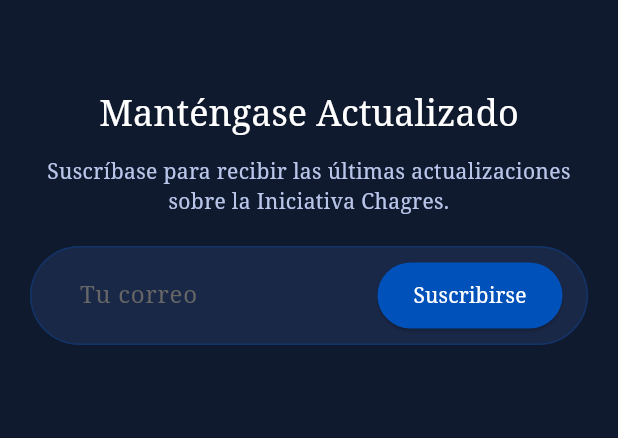
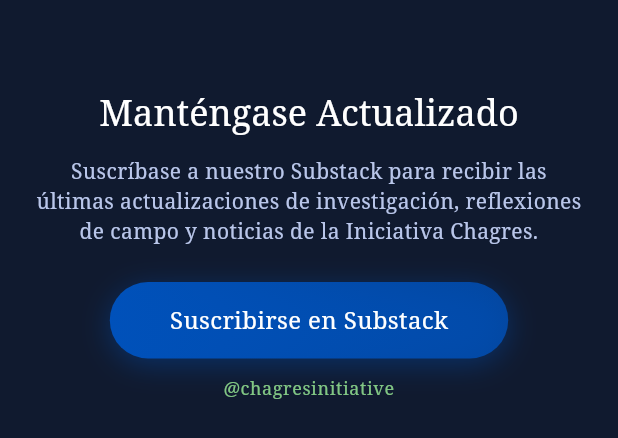
Before and after one commit to capmcl09-arch/flutter_chagres_initiative, a Flutter app: the NewsletterSection widget shown alone on an empty page, opened directly with empty values, on a phone screen of 412 x 824 dp. Shown: the top 438 px of the screen. Run offline on Flutter 3.47's test engine with Material 3 defaults, Android fonts, the phone set to English and light mode, and no system bars; our stand-ins replace photo_view; missing offline and left inert: dart:html, dart:ui_web.

Commit message:
Integrate Substack: Replace email form with direct link to @chagresinitiative Substack

```diff
--- a/lib/main.dart
+++ b/lib/main.dart
@@ -1997,26 +1997,8 @@
 }
 
 class _NewsletterSectionState extends State<NewsletterSection> {
-  final _emailController = TextEditingController();
-  bool _isSubmitted = false;
-
-  @override
-  void dispose() {
-    _emailController.dispose();
-    super.dispose();
-  }
-
-  void _submitEmail() {
-    if (_emailController.text.isNotEmpty) {
-      setState(() => _isSubmitted = true);
-      // In a real app, you would send this to your backend
-      Future.delayed(const Duration(seconds: 2), () {
-        if (mounted) {
-          setState(() => _isSubmitted = false);
-          _emailController.clear();
-        }
-      });
-    }
+  void _subscribeToSubstack() {
+    launchUrl(Uri.parse('https://chagresinitiative.substack.com/'));
   }
 
   @override
@@ -2042,66 +2024,61 @@
           const SizedBox(height: 12),
           Text(
             widget.language == 'en'
-                ? 'Subscribe to receive the latest updates about the Chagres Initiative.'
-                : 'Suscríbase para recibir las últimas actualizaciones sobre la Iniciativa Chagres.',
+                ? 'Subscribe to our Substack for the latest research updates, field reflections, and news from the Chagres Initiative.'
+                : 'Suscríbase a nuestro Substack para recibir las últimas actualizaciones de investigación, reflexiones de campo y noticias de la Iniciativa Chagres.',
             style: Theme.of(context).textTheme.bodyMedium?.copyWith(
               color: const Color(0xFFB9C6EA),
             ),
             textAlign: TextAlign.center,
           ),
-          const SizedBox(height: 20),
-          Container(
-            constraints: const BoxConstraints(maxWidth: 500),
-            decoration: BoxDecoration(
-              color: const Color(0xFF1A2847),
-              borderRadius: BorderRadius.circular(50),
-              border: Border.all(
-                color: const Color(0xFF0051BA).withOpacity(0.3),
-                width: 1,
-              ),
-            ),
-            padding: const EdgeInsets.symmetric(
-              horizontal: 16,
-              vertical: 8,
-            ),
-            child: Row(
-              children: [
-                Expanded(
-                  child: TextField(
-                    controller: _emailController,
-                    decoration: InputDecoration(
-                      hintText: widget.language == 'en' ? 'Your email' : 'Tu correo',
-                      hintStyle: const TextStyle(color: Color(0xFF666666)),
-                      border: InputBorder.none,
-                      contentPadding: const EdgeInsets.symmetric(
-                        horizontal: 16,
-                        vertical: 12,
-                      ),
+          const SizedBox(height: 24),
+          GestureDetector(
+            onTap: _subscribeToSubstack,
+            child: MouseRegion(
+              cursor: SystemMouseCursors.click,
+              child: Container(
+                decoration: BoxDecoration(
+                  gradient: LinearGradient(
+                    colors: [
+                      const Color(0xFF0051BA),
+                      const Color(0xFF0051BA).withOpacity(0.8),
+                    ],
+                  ),
+                  borderRadius: BorderRadius.circular(50),
+                  boxShadow: [
+                    BoxShadow(
+                      color: const Color(0xFF0051BA).withOpacity(0.4),
+                      blurRadius: 16,
+                      offset: const Offset(0, 4),
                     ),
-                    style: const TextStyle(color: Colors.white),
-                  ),
-                ),
-                ElevatedButton(
-                  onPressed: _submitEmail,
-                  style: ElevatedButton.styleFrom(
-                    backgroundColor: const Color(0xFF0051BA),
-                    padding: const EdgeInsets.symmetric(
-                      horizontal: 24,
-                      vertical: 12,
-                    ),
-                    shape: RoundedRectangleBorder(
-                      borderRadius: BorderRadius.circular(25),
-                    ),
-                  ),
-                  child: Text(
-                    _isSubmitted
-                        ? (widget.language == 'en' ? '✓' : '✓')
-                        : (widget.language == 'en' ? 'Subscribe' : 'Suscribirse'),
-                    style: const TextStyle(color: Colors.white),
-                  ),
-                ),
-              ],
-            ),
+                  ],
+                ),
+                padding: const EdgeInsets.symmetric(
+                  horizontal: 40,
+                  vertical: 14,
+                ),
+                child: Text(
+                  widget.language == 'en'
+                      ? 'Subscribe on Substack'
+                      : 'Suscribirse en Substack',
+                  style: const TextStyle(
+                    color: Colors.white,
+                    fontSize: 16,
+                    fontWeight: FontWeight.w500,
+                  ),
+                ),
+              ),
+            ),
+          ),
+          const SizedBox(height: 12),
+          Text(
+            widget.language == 'en'
+                ? '@chagresinitiative'
+                : '@chagresinitiative',
+            style: Theme.of(context).textTheme.bodySmall?.copyWith(
+              color: const Color(0xFF81C784),
+            ),
+            textAlign: TextAlign.center,
           ),
         ],
       ),
```
Also changed, not shown: 2 other files.
